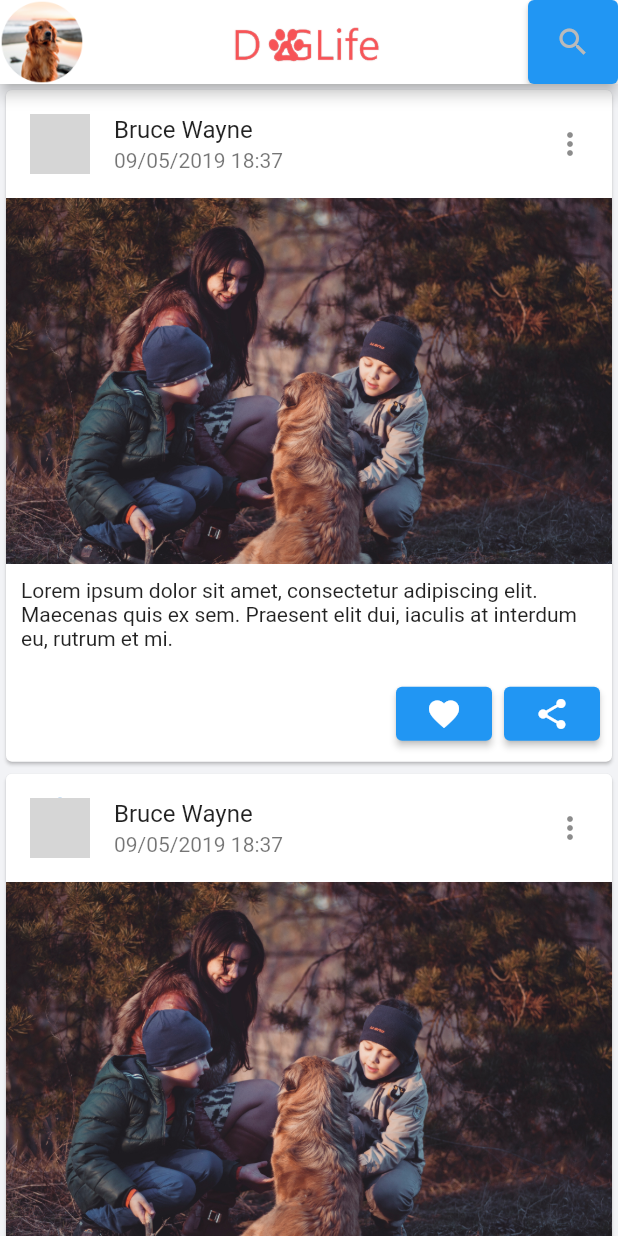
After one commit to VictorCrom072/DartFlutter-Aprendizagem, a Flutter app: the screen it shows after launch, after a tap on "Login", on a phone screen of 412 x 824 dp. The commit adds this screen. Run offline on Flutter 3.47's test engine with Material 2 defaults, Android fonts, the phone set to English and light mode, and no system bars; network calls fail; grey boxes are pictures that could not be loaded.

Commit message:
Atualização do Projeto TechDecor

```diff
--- a/TCC-Etec/dart_tech_decor/bin/models/usuario.dart
+++ b/TCC-Etec/dart_tech_decor/bin/models/usuario.dart
@@ -1,5 +1,3 @@
-// ignore_for_file: public_member_api_docs, sort_constructors_first
-import 'dart:convert';
 
 class Usuario {
   final int id;
--- /dev/null
+++ b/TCC-Etec/tech_decor/lib/pages/home.page.dart
@@ -0,0 +1,93 @@
+import 'package:flutter/material.dart';
+
+class HomePage extends StatelessWidget {
+  @override
+  Widget build(BuildContext context) {
+    return Scaffold(
+      appBar: AppBar(
+        backgroundColor: Colors.white,
+        title: Center(
+          child: SizedBox(
+            width: 100,
+            child: Image.asset("assets/app-logo.png"),
+          ),
+        ),
+        leading: Container(
+          height: 40,
+          width: 40,
+          decoration: new BoxDecoration(
+            image: new DecorationImage(
+              image: AssetImage("assets/user-picture.png"),
+              fit: BoxFit.fitHeight,
+            ),
+          ),
+        ),
+        actions: <Widget>[
+          Container(
+            width: 60,
+            child: ElevatedButton(
+              child: Icon(
+                Icons.search,
+                color: Color(0xFFBABABA),
+              ),
+              onPressed: () => {},
+            ),
+          ),
+        ],
+      ),
+      body: Container(
+        color: Color(0xFFF2F3F6),
+        child: ListView(
+          children: <Widget>[
+            cardItem(),
+            cardItem(),
+            cardItem(),
+            cardItem(),
+            cardItem(),
+          ],
+        ),
+      ),
+    );
+  }
+}
+
+Widget cardItem() {
+  return Card(
+    child: Column(
+      mainAxisSize: MainAxisSize.min,
+      children: <Widget>[
+        const ListTile(
+          leading: CircleAvatar(
+            backgroundImage: NetworkImage(
+                "https://baltaio.blob.core.windows.net/student-images/1edd5c50-bae9-11e8-8eb4-39de303632c1.jpg"),
+          ),
+          title: Text("Bruce Wayne"),
+          subtitle: Text("09/05/2019 18:37"),
+          trailing: Icon(Icons.more_vert),
+        ),
+        Container(
+          child: Image.asset("assets/post-picture-001.png"),
+        ),
+        Container(
+          padding: EdgeInsets.all(10),
+          child: Text(
+              "Lorem ipsum dolor sit amet, consectetur adipiscing elit. Maecenas quis ex sem. Praesent elit dui, iaculis at interdum eu, rutrum et mi. "),
+        ),
+        ButtonTheme(
+          child: ButtonBar(
+            children: <Widget>[
+              ElevatedButton(
+                child: Icon(Icons.favorite),
+                onPressed: () {},
+              ),
+              ElevatedButton(
+                child: Icon(Icons.share),
+                onPressed: () {},
+              ),
+            ],
+          ),
+        ),
+      ],
+    ),
+  );
+}
--- /dev/null
+++ b/TCC-Etec/tech_decor/lib/pages/login_page.dart
@@ -0,0 +1,143 @@
+import 'package:flutter/material.dart';
+import 'package:tech_decor/pages/home.page.dart';
+import 'package:tech_decor/pages/signup.page.dart';
+
+class LoginPage extends StatelessWidget {
+  @override
+  Widget build(BuildContext context) {
+    return Scaffold(
+      body: Container(
+        padding: EdgeInsets.only(top: 60, left: 40, right: 40),
+        color: Colors.white,
+        child: ListView(
+          children: <Widget>[
+            SizedBox(
+              width: 128,
+              height: 128,
+              child: Image.asset("assets/td-logo.png"),
+            ),
+            SizedBox(
+              height: 20,
+            ),
+            TextFormField(
+              // autofocus: true,
+              keyboardType: TextInputType.multiline,
+              decoration: InputDecoration(
+                labelText: "E-mail",
+                labelStyle: TextStyle(
+                  color: Colors.black54,
+                  fontWeight: FontWeight.w400,
+                  fontSize: 20,
+                ),
+              ),
+              style: TextStyle(fontSize: 20),
+            ),
+            SizedBox(
+              height: 10,
+            ),
+            TextFormField(
+              // autofocus: true,
+              keyboardType: TextInputType.text,
+              obscureText: true,
+              decoration: InputDecoration(
+                labelText: "Senha",
+                labelStyle: TextStyle(
+                  color:  Colors.black54,
+                  fontWeight: FontWeight.w400,
+                  fontSize: 20,
+                ),
+              ),
+              style: TextStyle(fontSize: 20),
+            ),
+            SizedBox(
+              height: 60,
+            ),
+            Container(
+              height: 60,
+              padding: EdgeInsets.all(8),
+              alignment: Alignment.center,
+              decoration: BoxDecoration(
+                gradient: LinearGradient(
+                  begin: Alignment.topLeft,
+                  end: Alignment.bottomRight,
+                  stops: [0.3, 1],
+                  colors: [
+                    Color.fromARGB(230, 162, 222, 166),
+                    Color.fromARGB(230, 173, 212, 237),
+
+                  ],
+                ),
+                borderRadius: BorderRadius.all(
+                  Radius.circular(5),
+                ),
+              ),
+              child: SizedBox.expand(
+                child: TextButton(
+                  child: Row(
+                    mainAxisAlignment: MainAxisAlignment.center,
+                    children: <Widget>[
+                      Text(
+                        "Login",
+                        style: TextStyle(
+                          fontWeight: FontWeight.bold,
+                          color: Color.fromARGB(255, 255, 255, 255),
+                          fontSize: 20,
+                        ),
+                        textAlign: TextAlign.center,
+                      ),
+                    ],
+                  ),
+                  onPressed: () {
+                    Navigator.push(
+                      context,
+                      MaterialPageRoute(
+                        builder: (context) => HomePage(),
+                      ),
+                    );
+                  },
+                ),
+              ),
+            ),
+            SizedBox(
+              height: 10,
+            ),
+            Row(
+              mainAxisAlignment: MainAxisAlignment.spaceAround,
+              children: [
+                Container(
+                  decoration: BoxDecoration(
+                    color: Colors.black,
+                    borderRadius: BorderRadius.all(
+                      Radius.circular(5),
+                    ),
+                  ),
+                  height: 40,
+                  child: TextButton(
+                    //style:Color.fromARGB(230, 162, 222, 166),
+                    child: Text(
+                      "Cadastre-se",
+                      style: TextStyle(
+                        fontWeight: FontWeight.bold,
+                        color: Colors.white,
+                        fontSize: 16,
+                      ),
+                      textAlign: TextAlign.center,
+                    ),
+                    onPressed: () {
+                      Navigator.push(
+                        context,
+                        MaterialPageRoute(
+                          builder: (context) => SignupPage(),
+                        ),
+                      );
+                    },
+                  ),
+                ),
+              ],
+            ),
+          ],
+        ),
+      ),
+    );
+  }
+}
--- a/dart_backend/dart_projeto02/bin/dart_projeto02.dart
+++ b/dart_backend/dart_projeto02/bin/dart_projeto02.dart
@@ -1,3 +1,4 @@
+import 'package:mysql1/mysql1.dart';
 import 'package:shelf/shelf.dart';
 
 import 'api/noticia_api.dart';
@@ -6,6 +7,7 @@ import 'infra/custom_server.dart';
 import 'infra/dart_injector/injects.dart';
 import 'infra/database/db_configuration.dart';
 import 'infra/middleware.interception.dart';
+import 'models/usuario_model.dart';
 import 'utils/custom_env.dart';
 
 void main() async {
@@ -17,6 +19,10 @@ void main() async {
   var results = await conn.query("SELECT * FROM usuarios;");
   results = await conn.query("SELECT * FROM usuarios;");
   print(results);
+  for (ResultRow r in results) {
+    UsuarioModel usuario = UsuarioModel.fromMap(r.fields);
+    print(usuario.toString());
+  }
 
   var cascadeHandler = Cascade()
     .add(_di.get<LoginApi>().getHandler())
```
Also changed, not shown: TCC-Etec/tech_decor/lib/main.dart (+5 -114 lines), TCC-Etec/tech_decor/lib/pages/signup.page.dart (added, +170 -0 lines), TCC-Etec/tech_decor/pubspec.yaml (+20 -27 lines), dart_backend/dart_projeto02/bin/models/usuario_model.dart (added, +33 -0 lines), TCC-Etec/tech_decor/assets/app-logo.png (added), TCC-Etec/tech_decor/assets/bone.png (added), TCC-Etec/tech_decor/assets/fb-icon.png (added), TCC-Etec/tech_decor/assets/logo.png (added), TCC-Etec/tech_decor/assets/post-picture-001.png (added), TCC-Etec/tech_decor/assets/profile-picture.png (added), TCC-Etec/tech_decor/assets/reset-password-icon.png (added), TCC-Etec/tech_decor/assets/user-picture.png (added), TCC-Etec/tech_decor/pubspec.lock, 1 other file.
